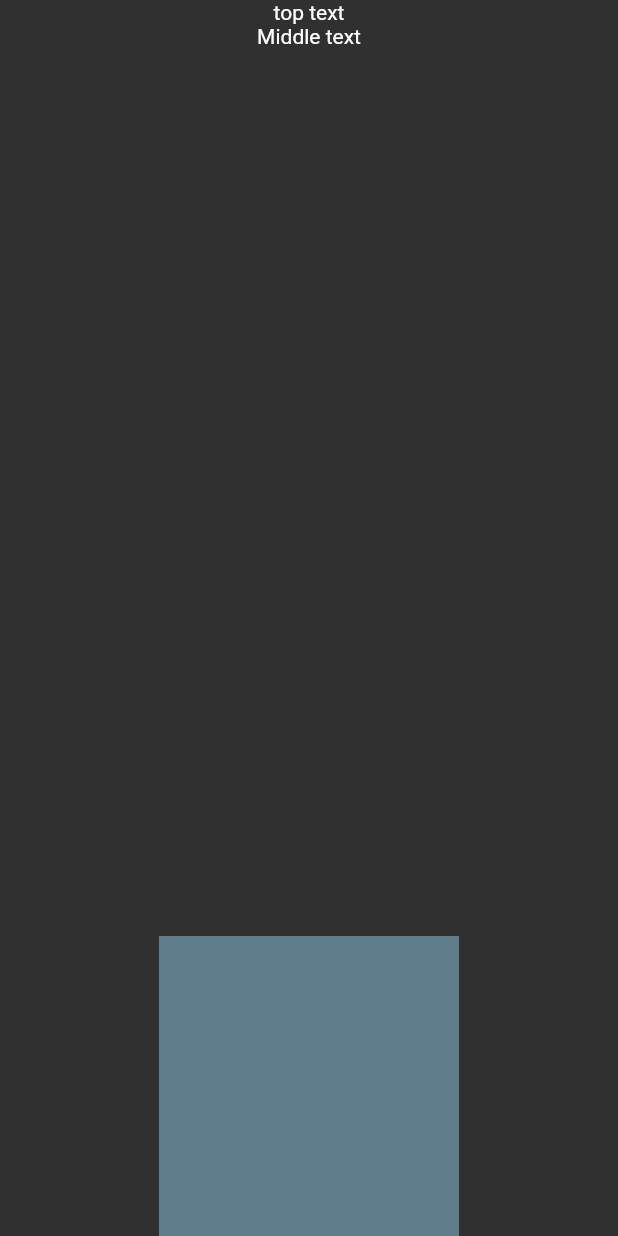
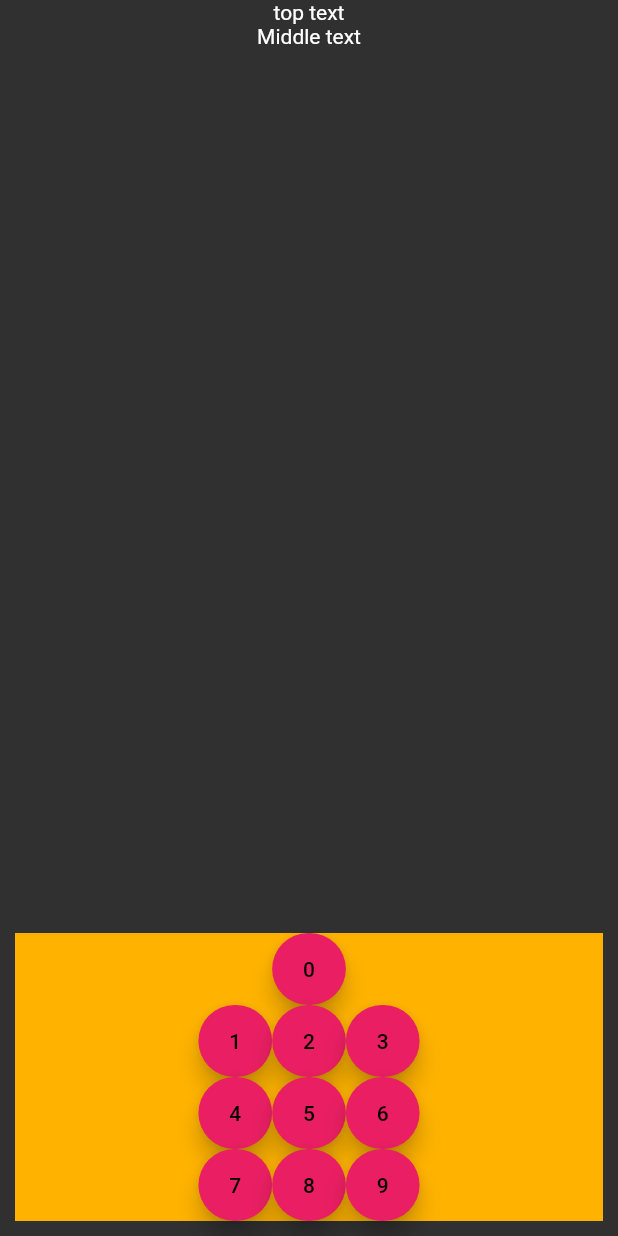
Before and after one commit to Penjat/FlutterPITester, a Flutter app: the screen it shows after launch, on a phone screen of 412 x 824 dp. Run offline on Flutter 3.47's test engine with Material 2 defaults, Android fonts, the light colour scheme and no system bars; our stand-ins replace rxdart.

Commit message:
Created keypad.

```diff
--- a/lib/src/ui/Keypad.dart
+++ b/lib/src/ui/Keypad.dart
@@ -1,11 +1,62 @@
 import 'package:flutter/material.dart';
+
 class DigitKeypad extends StatelessWidget {
   @override
   Widget build(BuildContext context) {
     return Container(
-      width: 200.0,
-      height: 200.0,
-      color: Colors.blueGrey,
+      margin: const EdgeInsets.all(10.0),
+      color: Colors.amber[600],
+      child: Center(
+        child:
+        Column(mainAxisAlignment: MainAxisAlignment.end, children: <Widget>[
+          KeypadKey(0, pressedKey),
+          Row(
+            mainAxisAlignment: MainAxisAlignment.center,
+            children: [
+              KeypadKey(1, pressedKey),
+              KeypadKey(2, pressedKey),
+              KeypadKey(3, pressedKey),
+            ],
+          ),
+          Row(
+            mainAxisAlignment: MainAxisAlignment.center,
+            children: [
+              KeypadKey(4, pressedKey),
+              KeypadKey(5, pressedKey),
+              KeypadKey(6, pressedKey),
+            ],
+          ),
+          Row(
+            mainAxisAlignment: MainAxisAlignment.center,
+            children: [
+              KeypadKey(7, pressedKey),
+              KeypadKey(8, pressedKey),
+              KeypadKey(9, pressedKey),
+            ],
+          ),
+        ]),
+      ),
+    );
+  }
+  pressedKey(int keyNumber) {
+    print("pressed key " + keyNumber.toString());
+  }
+}
+
+class KeypadKey extends StatelessWidget {
+  KeypadKey(this.myNumber, this.pressedFunction);
+
+  Function pressedFunction;
+  int myNumber;
+
+  @override
+  Widget build(BuildContext context) {
+    return FloatingActionButton.extended(
+      onPressed: () {
+        pressedFunction(myNumber);
+      },
+      label: Text(myNumber.toString()),
+      backgroundColor: Colors.pink,
     );
   }
 }
```
